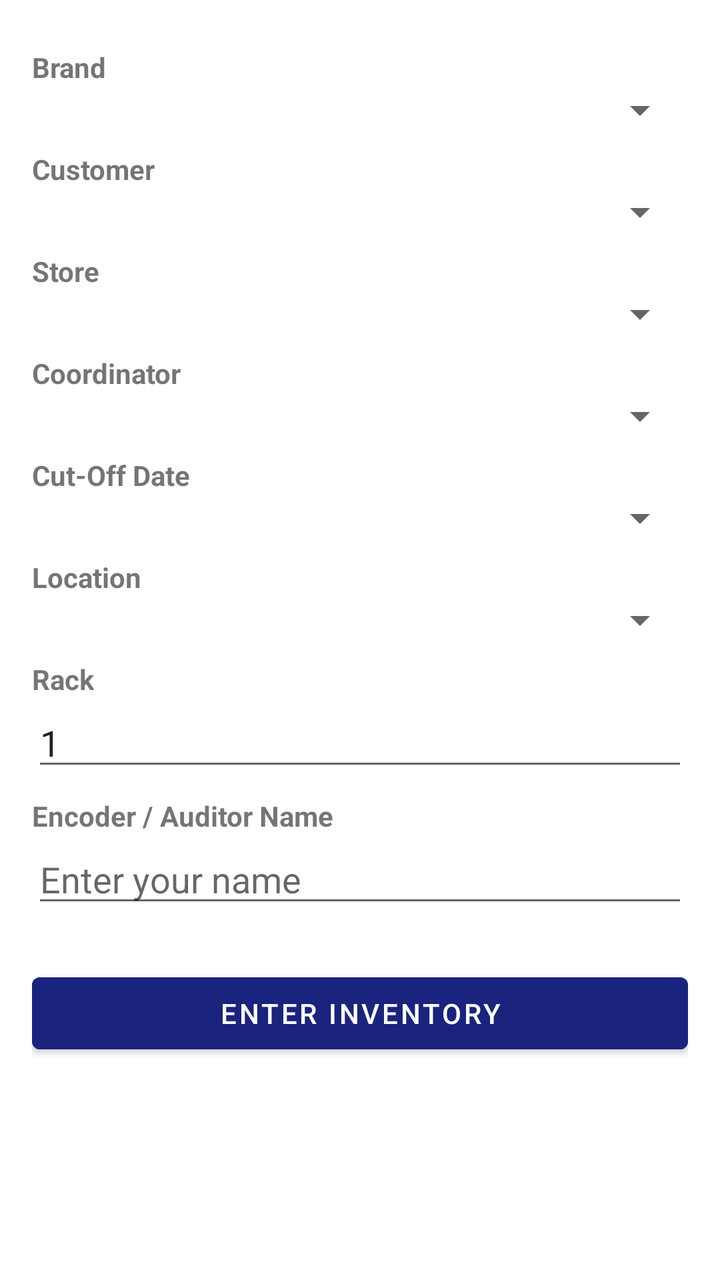
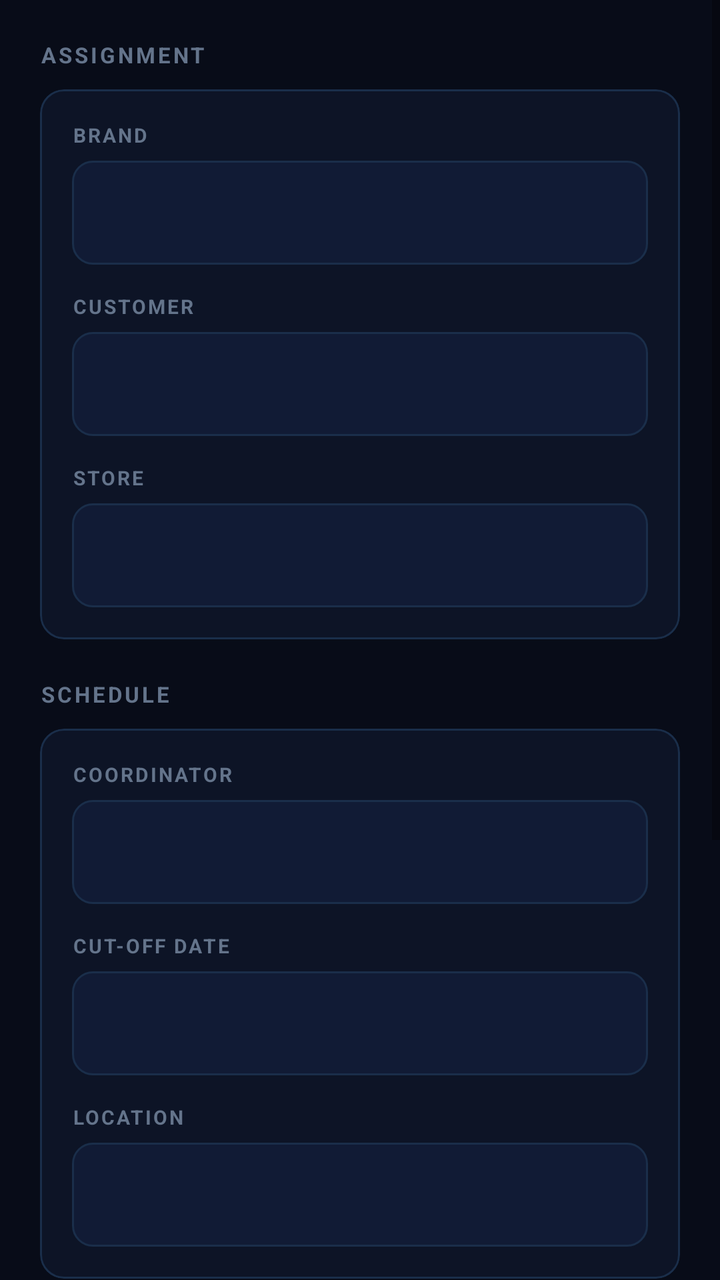

Two renders of the same Android screen: before a commit and after it. Below are the layout's source before the change and the commit's diff.
<!-- AndroidManifest.xml: application theme Theme.RGMCInventory -->
<!-- res/layout/fragment_scanner_setup.xml -->
<?xml version="1.0" encoding="utf-8"?>
<ScrollView xmlns:android="http://schemas.android.com/apk/res/android"
    xmlns:app="http://schemas.android.com/apk/res-auto"
    android:layout_width="match_parent"
    android:layout_height="match_parent">

    <LinearLayout
        android:layout_width="match_parent"
        android:layout_height="wrap_content"
        android:orientation="vertical"
        android:padding="16dp">

        <ProgressBar
            android:id="@+id/progressBar"
            android:layout_width="wrap_content"
            android:layout_height="wrap_content"
            android:layout_gravity="center"
            android:visibility="gone"/>

        <TextView android:layout_width="wrap_content" android:layout_height="wrap_content" android:text="Brand" android:textStyle="bold" android:layout_marginTop="8dp"/>
        <Spinner android:id="@+id/spinnerBrand" android:layout_width="match_parent" android:layout_height="wrap_content"/>

        <TextView android:layout_width="wrap_content" android:layout_height="wrap_content" android:text="Customer" android:textStyle="bold" android:layout_marginTop="8dp"/>
        <Spinner android:id="@+id/spinnerCustomer" android:layout_width="match_parent" android:layout_height="wrap_content"/>

        <TextView android:layout_width="wrap_content" android:layout_height="wrap_content" android:text="Store" android:textStyle="bold" android:layout_marginTop="8dp"/>
        <Spinner android:id="@+id/spinnerStore" android:layout_width="match_parent" android:layout_height="wrap_content"/>

        <TextView android:layout_width="wrap_content" android:layout_height="wrap_content" android:text="Coordinator" android:textStyle="bold" android:layout_marginTop="8dp"/>
        <Spinner android:id="@+id/spinnerCoordinator" android:layout_width="match_parent" android:layout_height="wrap_content"/>

        <TextView android:layout_width="wrap_content" android:layout_height="wrap_content" android:text="Cut-Off Date" android:textStyle="bold" android:layout_marginTop="8dp"/>
        <Spinner android:id="@+id/spinnerCutOff" android:layout_width="match_parent" android:layout_height="wrap_content"/>

        <TextView android:layout_width="wrap_content" android:layout_height="wrap_content" android:text="Location" android:textStyle="bold" android:layout_marginTop="8dp"/>
        <Spinner android:id="@+id/spinnerLocation" android:layout_width="match_parent" android:layout_height="wrap_content"/>

        <TextView android:layout_width="wrap_content" android:layout_height="wrap_content" android:text="Rack" android:textStyle="bold" android:layout_marginTop="8dp"/>
        <EditText
            android:id="@+id/etRack"
            android:layout_width="match_parent"
            android:layout_height="wrap_content"
            android:inputType="number"
            android:text="1"
            android:hint="Rack number"/>

        <TextView android:layout_width="wrap_content" android:layout_height="wrap_content" android:text="Encoder / Auditor Name" android:textStyle="bold" android:layout_marginTop="8dp"/>
        <EditText
            android:id="@+id/etEncoder"
            android:layout_width="match_parent"
            android:layout_height="wrap_content"
            android:inputType="text"
            android:hint="Enter your name"/>

        <Button
            android:id="@+id/btnEnter"
            android:layout_width="match_parent"
            android:layout_height="wrap_content"
            android:text="Enter Inventory"
            android:layout_marginTop="24dp"
            android:backgroundTint="#1A237E"/>

    </LinearLayout>
</ScrollView>
<!-- resources referenced by this layout -->
<resources>
  <style name="Theme.RGMCInventory" parent="Theme.MaterialComponents.DayNight.DarkActionBar">
          <item name="colorPrimary">@color/colorPrimary</item>
          <item name="colorPrimaryDark">@color/colorPrimaryDark</item>
          <item name="colorAccent">@color/colorAccent</item>
          <item name="android:statusBarColor">@color/colorPrimaryDark</item>
      </style>
  <color name="colorPrimary">#1A237E</color>
  <color name="colorPrimaryDark">#0D1460</color>
  <color name="colorAccent">#3949AB</color>
</resources>

<!-- the commit's change to res/layout/fragment_scanner_setup.xml (unified diff, before → after) -->
@@ -1,64 +1,251 @@
 <?xml version="1.0" encoding="utf-8"?>
-<ScrollView xmlns:android="http://schemas.android.com/apk/res/android"
+<LinearLayout xmlns:android="http://schemas.android.com/apk/res/android"
     xmlns:app="http://schemas.android.com/apk/res-auto"
     android:layout_width="match_parent"
-    android:layout_height="match_parent">
-
-    <LinearLayout
+    android:layout_height="match_parent"
+    android:orientation="vertical"
+    android:background="@color/colorBackground">
+
+    <ProgressBar
+        android:id="@+id/progressBar"
         android:layout_width="match_parent"
-        android:layout_height="wrap_content"
-        android:orientation="vertical"
-        android:padding="16dp">
-
-        <ProgressBar
-            android:id="@+id/progressBar"
-            android:layout_width="wrap_content"
-            android:layout_height="wrap_content"
-            android:layout_gravity="center"
-            android:visibility="gone"/>
-
-        <TextView android:layout_width="wrap_content" android:layout_height="wrap_content" android:text="Brand" android:textStyle="bold" android:layout_marginTop="8dp"/>
-        <Spinner android:id="@+id/spinnerBrand" android:layout_width="match_parent" android:layout_height="wrap_content"/>
-
-        <TextView android:layout_width="wrap_content" android:layout_height="wrap_content" android:text="Customer" android:textStyle="bold" android:layout_marginTop="8dp"/>
-        <Spinner android:id="@+id/spinnerCustomer" android:layout_width="match_parent" android:layout_height="wrap_content"/>
-
-        <TextView android:layout_width="wrap_content" android:layout_height="wrap_content" android:text="Store" android:textStyle="bold" android:layout_marginTop="8dp"/>
-        <Spinner android:id="@+id/spinnerStore" android:layout_width="match_parent" android:layout_height="wrap_content"/>
-
-        <TextView android:layout_width="wrap_content" android:layout_height="wrap_content" android:text="Coordinator" android:textStyle="bold" android:layout_marginTop="8dp"/>
-        <Spinner android:id="@+id/spinnerCoordinator" android:layout_width="match_parent" android:layout_height="wrap_content"/>
-
-        <TextView android:layout_width="wrap_content" android:layout_height="wrap_content" android:text="Cut-Off Date" android:textStyle="bold" android:layout_marginTop="8dp"/>
-        <Spinner android:id="@+id/spinnerCutOff" android:layout_width="match_parent" android:layout_height="wrap_content"/>
-
-        <TextView android:layout_width="wrap_content" android:layout_height="wrap_content" android:text="Location" android:textStyle="bold" android:layout_marginTop="8dp"/>
-        <Spinner android:id="@+id/spinnerLocation" android:layout_width="match_parent" android:layout_height="wrap_content"/>
-
-        <TextView android:layout_width="wrap_content" android:layout_height="wrap_content" android:text="Rack" android:textStyle="bold" android:layout_marginTop="8dp"/>
-        <EditText
-            android:id="@+id/etRack"
+        android:layout_height="3dp"
+        style="?android:attr/progressBarStyleHorizontal"
+        android:indeterminate="true"
+        android:indeterminateTint="@color/colorPrimaryLight"
+        android:visibility="gone"/>
+
+    <ScrollView
+        android:layout_width="match_parent"
+        android:layout_height="match_parent">
+
+        <LinearLayout
             android:layout_width="match_parent"
             android:layout_height="wrap_content"
-            android:inputType="number"
-            android:text="1"
-            android:hint="Rack number"/>
-
-        <TextView android:layout_width="wrap_content" android:layout_height="wrap_content" android:text="Encoder / Auditor Name" android:textStyle="bold" android:layout_marginTop="8dp"/>
-        <EditText
-            android:id="@+id/etEncoder"
-            android:layout_width="match_parent"
-            android:layout_height="wrap_content"
-            android:inputType="text"
-            android:hint="Enter your name"/>
-
-        <Button
-            android:id="@+id/btnEnter"
-            android:layout_width="match_parent"
-            android:layout_height="wrap_content"
-            android:text="Enter Inventory"
-            android:layout_marginTop="24dp"
-            android:backgroundTint="#1A237E"/>
-
-    </LinearLayout>
-</ScrollView>
+            android:orientation="vertical"
+            android:padding="20dp">
+
+            
+            <TextView
+                android:layout_width="wrap_content"
+                android:layout_height="wrap_content"
+                android:text="ASSIGNMENT"
+                android:textColor="@color/colorTextSecondary"
+                android:textSize="11sp"
+                android:letterSpacing="0.12"
+                android:textStyle="bold"
+                android:layout_marginBottom="10dp"/>
+
+            <com.google.android.material.card.MaterialCardView
+                android:layout_width="match_parent"
+                android:layout_height="wrap_content"
+                android:layout_marginBottom="20dp"
+                app:cardBackgroundColor="@color/colorSurface"
+                app:cardCornerRadius="12dp"
+                app:cardElevation="0dp"
+                app:strokeColor="@color/colorBorder"
+                app:strokeWidth="1dp"
+                xmlns:app="http://schemas.android.com/apk/res-auto">
+
+                <LinearLayout
+                    android:layout_width="match_parent"
+                    android:layout_height="wrap_content"
+                    android:orientation="vertical"
+                    android:padding="16dp">
+
+                    <TextView android:layout_width="wrap_content" android:layout_height="wrap_content" android:text="BRAND" android:textColor="@color/colorTextSecondary" android:textSize="10sp" android:letterSpacing="0.1" android:textStyle="bold" android:layout_marginBottom="6dp"/>
+                    <FrameLayout android:layout_width="match_parent" android:layout_height="wrap_content" android:background="@drawable/bg_input_field" android:paddingStart="12dp" android:paddingEnd="8dp" android:layout_marginBottom="14dp">
+                        <Spinner android:id="@+id/spinnerBrand" android:layout_width="match_parent" android:layout_height="52dp" android:background="@null"/>
+                    </FrameLayout>
+
+                    <TextView android:layout_width="wrap_content" android:layout_height="wrap_content" android:text="CUSTOMER" android:textColor="@color/colorTextSecondary" android:textSize="10sp" android:letterSpacing="0.1" android:textStyle="bold" android:layout_marginBottom="6dp"/>
+                    <FrameLayout android:layout_width="match_parent" android:layout_height="wrap_content" android:background="@drawable/bg_input_field" android:paddingStart="12dp" android:paddingEnd="8dp" android:layout_marginBottom="14dp">
+                        <Spinner android:id="@+id/spinnerCustomer" android:layout_width="match_parent" android:layout_height="52dp" android:background="@null"/>
+                    </FrameLayout>
+
+                    <TextView android:layout_width="wrap_content" android:layout_height="wrap_content" android:text="STORE" android:textColor="@color/colorTextSecondary" android:textSize="10sp" android:letterSpacing="0.1" android:textStyle="bold" android:layout_marginBottom="6dp"/>
+                    <FrameLayout android:layout_width="match_parent" android:layout_height="wrap_content" android:background="@drawable/bg_input_field" android:paddingStart="12dp" android:paddingEnd="8dp">
+                        <Spinner android:id="@+id/spinnerStore" android:layout_width="match_parent" android:layout_height="52dp" android:background="@null"/>
+                    </FrameLayout>
+
+                </LinearLayout>
+            </com.google.android.material.card.MaterialCardView>
+
+            
+            <TextView
+                android:layout_width="wrap_content"
+                android:layout_height="wrap_content"
+                android:text="SCHEDULE"
+                android:textColor="@color/colorTextSecondary"
+                android:textSize="11sp"
+                android:letterSpacing="0.12"
+                android:textStyle="bold"
+                android:layout_marginBottom="10dp"/>
+
+            <com.google.android.material.card.MaterialCardView
+                android:layout_width="match_parent"
+                android:layout_height="wrap_content"
+                android:layout_marginBottom="20dp"
+                app:cardBackgroundColor="@color/colorSurface"
+                app:cardCornerRadius="12dp"
+                app:cardElevation="0dp"
+                app:strokeColor="@color/colorBorder"
+                app:strokeWidth="1dp"
+                xmlns:app="http://schemas.android.com/apk/res-auto">
+
+                <LinearLayout
+                    android:layout_width="match_parent"
+                    android:layout_height="wrap_content"
+                    android:orientation="vertical"
+                    android:padding="16dp">
+
+                    <TextView android:layout_width="wrap_content" android:layout_height="wrap_content" android:text="COORDINATOR" android:textColor="@color/colorTextSecondary" android:textSize="10sp" android:letterSpacing="0.1" android:textStyle="bold" android:layout_marginBottom="6dp"/>
+                    <FrameLayout android:layout_width="match_parent" android:layout_height="wrap_content" android:background="@drawable/bg_input_field" android:paddingStart="12dp" android:paddingEnd="8dp" android:layout_marginBottom="14dp">
+                        <Spinner android:id="@+id/spinnerCoordinator" android:layout_width="match_parent" android:layout_height="52dp" android:background="@null"/>
+                    </FrameLayout>
+
+                    <TextView android:layout_width="wrap_content" android:layout_height="wrap_content" android:text="CUT-OFF DATE" android:textColor="@color/colorTextSecondary" android:textSize="10sp" android:letterSpacing="0.1" android:textStyle="bold" android:layout_marginBottom="6dp"/>
+                    <FrameLayout
+                        android:id="@+id/containerCutOff"
+                        android:layout_width="match_parent"
+                        android:layout_height="52dp"
+                        android:background="@drawable/bg_input_field"
+                        android:paddingStart="12dp"
+                        android:paddingEnd="8dp"
+                        android:layout_marginBottom="14dp">
+
+                        <Spinner
+                            android:id="@+id/spinnerCutOff"
+                            android:layout_width="match_parent"
+                            android:layout_height="match_parent"
+                            android:background="@null"
+                            android:layout_gravity="center_vertical"/>
+
+                        <LinearLayout
+                            android:id="@+id/cutOffLoadingRow"
+                            android:layout_width="match_parent"
+                            android:layout_height="match_parent"
+                            android:orientation="horizontal"
+                            android:gravity="center_vertical"
+                            android:visibility="gone">
+
+                            <ProgressBar
+                                android:id="@+id/pbCutOff"
+                                android:layout_width="22dp"
+                                android:layout_height="22dp"
+                                android:indeterminate="true"
+                                android:indeterminateTint="@color/colorPrimaryLight"
+                                android:layout_marginEnd="10dp"/>
+
+                            <TextView
+                                android:layout_width="wrap_content"
+                                android:layout_height="wrap_content"
+                                android:text="Loading cut-off dates..."
+                                android:textColor="@color/colorTextSecondary"
+                                android:textSize="13sp"/>
+                        </LinearLayout>
+
+                        <LinearLayout
+                            android:id="@+id/cutOffEmptyNotice"
+                            android:layout_width="match_parent"
+                            android:layout_height="match_parent"
+                            android:orientation="horizontal"
+                            android:gravity="center_vertical"
+                            android:visibility="gone">
+
+                            <ImageView
+                                android:layout_width="16dp"
+                                android:layout_height="16dp"
+                                android:src="@drawable/ic_warning"
+                                app:tint="@color/colorWarning"
+                                android:layout_marginEnd="8dp"/>
+
+                            <TextView
+                                android:layout_width="wrap_content"
+                                android:layout_height="wrap_content"
+                                android:text="No active cut-off dates for this store"
+                                android:textColor="@color/colorWarning"
+                                android:textSize="13sp"/>
+                        </LinearLayout>
+                    </FrameLayout>
+
+                    <TextView android:layout_width="wrap_content" android:layout_height="wrap_content" android:text="LOCATION" android:textColor="@color/colorTextSecondary" android:textSize="10sp" android:letterSpacing="0.1" android:textStyle="bold" android:layout_marginBottom="6dp"/>
+                    <FrameLayout android:layout_width="match_parent" android:layout_height="wrap_content" android:background="@drawable/bg_input_field" android:paddingStart="12dp" android:paddingEnd="8dp">
+                        <Spinner android:id="@+id/spinnerLocation" android:layout_width="match_parent" android:layout_height="52dp" android:background="@null"/>
+                    </FrameLayout>
+
+                </LinearLayout>
+            </com.google.android.material.card.MaterialCardView>
+
+            
+            <TextView
+                android:layout_width="wrap_content"
+                android:layout_height="wrap_content"
+                android:text="PERSONNEL"
+                android:textColor="@color/colorTextSecondary"
+                android:textSize="11sp"
+                android:letterSpacing="0.12"
+                android:textStyle="bold"
+                android:layout_marginBottom="10dp"/>
+
+            <com.google.android.material.card.MaterialCardView
+                android:layout_width="match_parent"
+                android:layout_height="wrap_content"
+                android:layout_marginBottom="28dp"
+                app:cardBackgroundColor="@color/colorSurface"
+                app:cardCornerRadius="12dp"
+                app:cardElevation="0dp"
+                app:strokeColor="@color/colorBorder"
+                app:strokeWidth="1dp"
+                xmlns:app="http://schemas.android.com/apk/res-auto">
+
+                <LinearLayout
+                    android:layout_width="match_parent"
+                    android:layout_height="wrap_content"
+                    android:orientation="vertical"
+                    android:padding="16dp">
+
+                    <TextView android:layout_width="wrap_content" android:layout_height="wrap_content" android:text="RACK NUMBER" android:textColor="@color/colorTextSecondary" android:textSize="10sp" android:letterSpacing="0.1" android:textStyle="bold" android:layout_marginBottom="6dp"/>
+                    <EditText
+                        android:id="@+id/etRack"
+                        android:layout_width="match_parent"
+                        android:layout_height="52dp"
+                        android:inputType="number"
+                        android:text="1"
+                        android:hint="Rack number"
+                        android:textColor="@color/colorTextPrimary"
+                        android:textColorHint="@color/colorTextSecondary"
+                        android:background="@drawable/bg_input_field"
+                        android:paddingStart="12dp"
+                        android:paddingEnd="12dp"
+                        android:layout_marginBottom="14dp"/>
+
+                    <TextView android:layout_width="wrap_content" android:layout_height="wrap_content" android:text="ENCODER / AUDITOR NAME" android:textColor="@color/colorTextSecondary" android:textSize="10sp" android:letterSpacing="0.1" android:textStyle="bold" android:layout_marginBottom="6dp"/>
+                    <EditText
+                        android:id="@+id/etEncoder"
+                        android:layout_width="match_parent"
+                        android:layout_height="52dp"
+                        android:inputType="text"
+                        android:hint="Enter your name"
+                        android:textColor="@color/colorTextPrimary"
+                        android:textColorHint="@color/colorTextSecondary"
+                        android:background="@drawable/bg_input_field"
+                        android:paddingStart="12dp"
+                        android:paddingEnd="12dp"/>
+
+                </LinearLayout>
+            </com.google.android.material.card.MaterialCardView>
+
+            <Button
+                android:id="@+id/btnEnter"
+                android:layout_width="match_parent"
+                android:layout_height="54dp"
+                android:text="ENTER INVENTORY"
+                android:textColor="@color/white"
+                android:textSize="14sp"
+                android:letterSpacing="0.08"
+                android:background="@drawable/bg_button_primary"/>
+
+        </LinearLayout>
+    </ScrollView>
+</LinearLayout>
<!-- resource entries referenced after the edit -->
@@ -1,13 +1,81 @@
 <!-- resources referenced by this layout -->
 <resources>
+  <color name="colorBackground">#080C18</color>
+  <color name="colorBorder">#1A2E4A</color>
+  <color name="colorPrimaryLight">#3B82F6</color>
+  <color name="colorSurface">#0D1426</color>
+  <color name="colorTextPrimary">#E2E8F0</color>
+  <color name="colorTextSecondary">#64748B</color>
+  <color name="colorWarning">#D97706</color>
+  <color name="white">#FFFFFF</color>
+  <!-- drawable bg_button_primary (drawable) -->
+  <?xml version="1.0" encoding="utf-8"?>
+  <shape xmlns:android="http://schemas.android.com/apk/res/android" android:shape="rectangle">
+      <solid android:color="@color/colorPrimary"/>
+      <corners android:radius="10dp"/>
+  </shape>
+  <!-- drawable bg_input_field (drawable) -->
+  <?xml version="1.0" encoding="utf-8"?>
+  <shape xmlns:android="http://schemas.android.com/apk/res/android" android:shape="rectangle">
+      <solid android:color="@color/colorSurfaceVariant"/>
+      <corners android:radius="10dp"/>
+      <stroke android:width="1dp" android:color="@color/colorBorder"/>
+  </shape>
+  <!-- drawable ic_warning (drawable) -->
+  <?xml version="1.0" encoding="utf-8"?>
+  <vector xmlns:android="http://schemas.android.com/apk/res/android"
+      android:width="24dp"
+      android:height="24dp"
+      android:viewportWidth="24"
+      android:viewportHeight="24">
+      <path
+          android:fillColor="#FFFFFFFF"
+          android:pathData="M1,21h22L12,2 1,21zM13,18h-2v-2h2v2zM13,14h-2v-4h2v4z"/>
+  </vector>
   <style name="Theme.RGMCInventory" parent="Theme.MaterialComponents.DayNight.DarkActionBar">
-          <item name="colorPrimary">@color/colorPrimary</item>
-          <item name="colorPrimaryDark">@color/colorPrimaryDark</item>
-          <item name="colorAccent">@color/colorAccent</item>
-          <item name="android:statusBarColor">@color/colorPrimaryDark</item>
+          <item name="colorPrimary">@color/colorSurface</item>
+          <item name="colorPrimaryDark">@color/colorBackground</item>
+          <item name="colorAccent">@color/colorPrimary</item>
+          <item name="android:windowBackground">@color/colorBackground</item>
+          <item name="android:statusBarColor">@color/colorBackground</item>
+          <item name="android:navigationBarColor">@color/colorSurface</item>
+          <item name="android:windowLightStatusBar">false</item>
+          <item name="colorSurface">@color/colorSurface</item>
+          <item name="colorOnSurface">@color/colorTextPrimary</item>
+          <item name="colorOnBackground">@color/colorTextPrimary</item>
+          <item name="colorOnPrimary">@color/white</item>
+          <item name="actionBarStyle">@style/Widget.RGMC.ActionBar</item>
+          <item name="actionBarTheme">@style/ThemeOverlay.RGMC.ActionBar</item>
+          <item name="materialCardViewStyle">@style/Widget.RGMC.CardView</item>
+          <item name="android:spinnerStyle">@style/Widget.RGMC.Spinner</item>
+          <item name="android:dropDownSpinnerStyle">@style/Widget.RGMC.Spinner</item>
       </style>
-  <color name="colorPrimary">#1A237E</color>
-  <color name="colorPrimaryDark">#0D1460</color>
-  <color name="colorAccent">#3949AB</color>
+  <color name="colorPrimary">#1A56DB</color>
+  <color name="colorSurfaceVariant">#111B35</color>
+  <style name="Widget.RGMC.ActionBar" parent="Widget.AppCompat.ActionBar.Solid">
+          <item name="background">@color/colorSurface</item>
+          <item name="elevation">0dp</item>
+          <item name="titleTextStyle">@style/TextAppearance.RGMC.ActionBarTitle</item>
+      </style>
+  <style name="ThemeOverlay.RGMC.ActionBar" parent="ThemeOverlay.AppCompat.Dark.ActionBar">
+          <item name="android:textColorPrimary">@color/colorTextPrimary</item>
+          <item name="colorControlNormal">@color/colorTextSecondary</item>
+      </style>
+  <style name="Widget.RGMC.CardView" parent="Widget.MaterialComponents.CardView">
+          <item name="cardBackgroundColor">@color/colorSurface</item>
+          <item name="cardCornerRadius">12dp</item>
+          <item name="cardElevation">0dp</item>
+          <item name="strokeColor">@color/colorBorder</item>
+          <item name="strokeWidth">1dp</item>
+      </style>
+  <style name="Widget.RGMC.Spinner" parent="Widget.AppCompat.Spinner">
+          <item name="android:background">@null</item>
+          <item name="android:popupBackground">@color/colorSurfaceVariant</item>
+      </style>
+  <style name="TextAppearance.RGMC.ActionBarTitle" parent="TextAppearance.AppCompat.Widget.ActionBar.Title">
+          <item name="android:textColor">@color/colorTextPrimary</item>
+          <item name="android:textSize">16sp</item>
+          <item name="android:letterSpacing">0.03</item>
+      </style>
 </resources>
 
